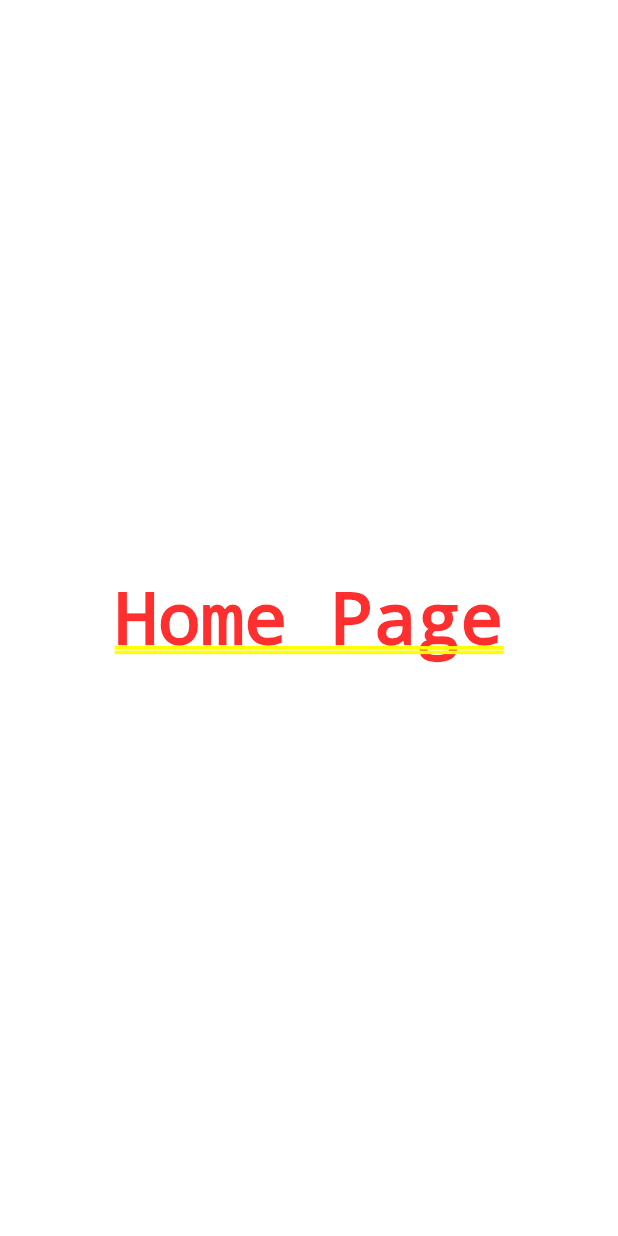
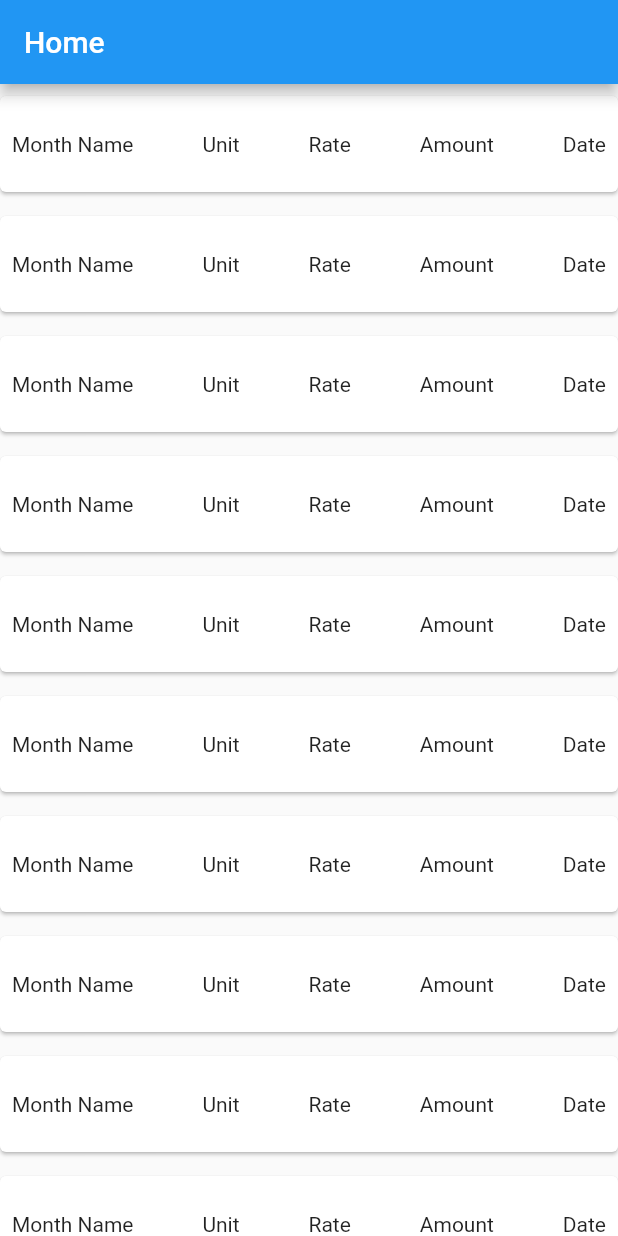
Before and after one commit to tee-jaay/ebills, a Flutter app: the screen it shows after launch, on a phone screen of 412 x 824 dp. Run offline on Flutter 3.47's test engine with Material 2 defaults, Android fonts, the phone set to English and light mode, and no system bars.

Commit message:
UI draft

```diff
--- /dev/null
+++ b/lib/constants.dart
@@ -0,0 +1,7 @@
+const String appName = "EBR";
+
+const double spaceSmall = 4.0;
+const double spaceMedium = 8.0;
+const double spaceLarge = 12.0;
+const double spaceExtraLarge = 16.0;
+const double spaceMax = 24.0;
--- a/lib/main.dart
+++ b/lib/main.dart
@@ -1,4 +1,7 @@
 import 'package:flutter/material.dart';
+
+import 'constants.dart';
+import 'screens/home_screen.dart';
 
 void main() {
   runApp(const MyApp());
@@ -11,13 +14,11 @@ class MyApp extends StatelessWidget {
   @override
   Widget build(BuildContext context) {
     return MaterialApp(
-      title: 'EBR',
+      title: appName,
       theme: ThemeData(
         primarySwatch: Colors.blue,
       ),
-      home: const Center(
-        child: Text('Home Page'),
-      ),
+      home: const HomeScreen(),
     );
   }
 }
--- /dev/null
+++ b/lib/models/ebill.dart
@@ -0,0 +1,48 @@
+class EBill {
+  late String month;
+  late String unit;
+  late String rate;
+  late String amount;
+  late DateTime date;
+
+  EBill({
+    required this.month,
+    required this.unit,
+    required this.rate,
+    required this.amount,
+    required this.date,
+  });
+
+  // Declare local class for ebills
+  List<EBill> _ebills = [];
+
+  // Fetch and set ebills data
+  Future<void> fetchAllEbills() async {
+    print('fetch all ebills');
+    return;
+  }
+
+  // Add ebills data
+  Future<void> addEbill() async {
+    print('add an ebill');
+    return;
+  }
+
+  // Show single ebill
+  Future<void> showEbill(String id) async {
+    print(id);
+    return;
+  }
+
+  // Update ebills data
+  Future<void> updateEbill(String id) async {
+    print(id);
+    return;
+  }
+
+  // Delete ebills data
+  Future<void> deleteEbill(String id) async {
+    print(id);
+    return;
+  }
+}
--- /dev/null
+++ b/lib/screens/home_screen.dart
@@ -0,0 +1,19 @@
+import 'package:flutter/material.dart';
+
+import '../widgets/ebills_list.dart';
+
+class HomeScreen extends StatelessWidget {
+  static const routeName = '/home';
+
+  const HomeScreen({Key? key}) : super(key: key);
+
+  @override
+  Widget build(BuildContext context) {
+    return Scaffold(
+      appBar: AppBar(
+        title: const Text('Home'),
+      ),
+      body: EbillsList(),
+    );
+  }
+}
--- /dev/null
+++ b/lib/widgets/ebill_item.dart
@@ -0,0 +1,28 @@
+import 'package:flutter/material.dart';
+
+import '../constants.dart';
+
+class EbillItem extends StatelessWidget {
+  const EbillItem({Key? key}) : super(key: key);
+
+  @override
+  Widget build(BuildContext context) {
+    return Card(
+      margin: const EdgeInsets.symmetric(vertical: spaceMedium),
+      child: Container(
+        width: MediaQuery.of(context).size.width,
+        padding: const EdgeInsets.symmetric(vertical: spaceMax, horizontal: spaceMedium),
+        child: Row(
+          mainAxisAlignment: MainAxisAlignment.spaceBetween,
+          children: [
+            Text('Month Name'),
+            Text('Unit'),
+            Text('Rate'),
+            Text('Amount'),
+            Text('Date'),
+          ],
+        ),
+      ),
+    );
+  }
+}
--- /dev/null
+++ b/lib/widgets/ebills_list.dart
@@ -0,0 +1,24 @@
+import 'package:flutter/material.dart';
+
+import 'ebill_item.dart';
+
+class EbillsList extends StatelessWidget {
+  const EbillsList({Key? key}) : super(key: key);
+
+  @override
+  Widget build(BuildContext context) {
+    return SingleChildScrollView(
+      child: Column(
+        children: [
+          SizedBox(
+            height: MediaQuery.of(context).size.height,
+            child: ListView.builder(
+              itemCount: 12,
+              itemBuilder: (ctx, index) => EbillItem()                  ,
+            ),
+          )
+        ],
+      ),
+    );
+  }
+}
```
Also changed, not shown: 1 other file.
